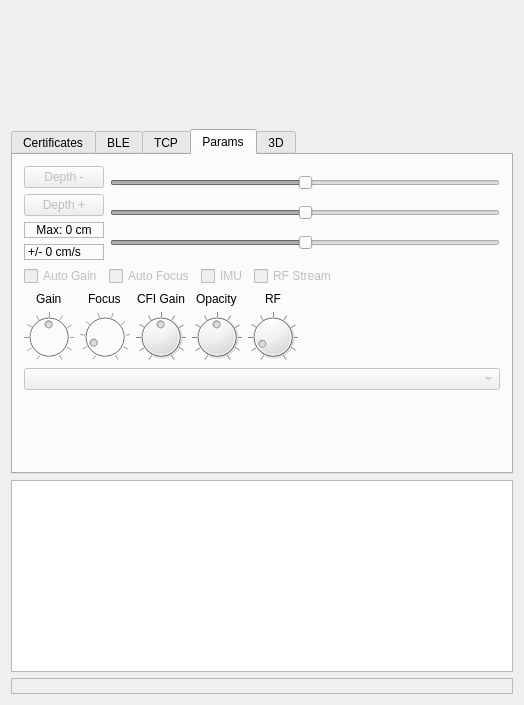
First picture: the form in examples/solum_qt/solumqt.ui, repository dev-threads/solum, before the edit.
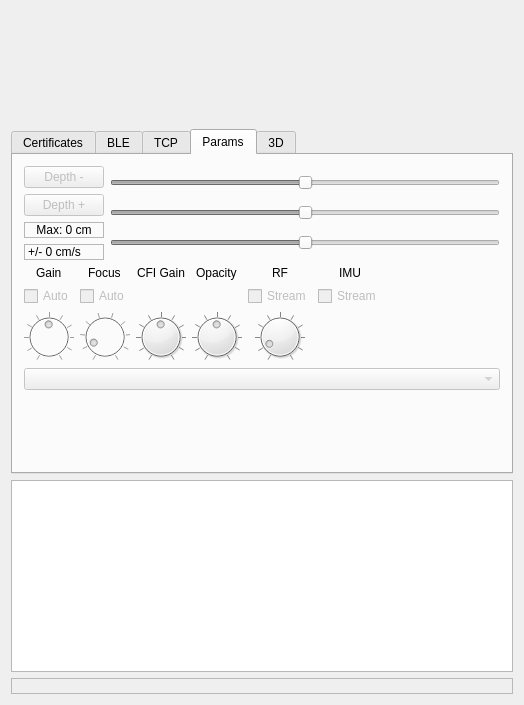
Second picture: the form after the edit. The open tabs and pages were chosen to show the change. Custom widgets are drawn as their Qt base class.

Commit message:
Qt: Params: move checkboxes inside the dial grid
Each of these boxes is related to something controlled by a dial…
except for the IMU toggle, but that can be its own column. Which also
explains why I put the checkboxes on line 1 rather than 2 – there would
be too much empty space in the IMU column otherwise.

Diff of the .ui file:
```diff
--- a/examples/solum_qt/solumqt.ui
+++ b/examples/solum_qt/solumqt.ui
@@ -659,63 +659,6 @@
           </item>
          </layout>
         </item>
-        <item>
-         <layout class="QHBoxLayout" name="horizontalLayout_2">
-          <item>
-           <widget class="QCheckBox" name="autogain">
-            <property name="enabled">
-             <bool>false</bool>
-            </property>
-            <property name="text">
-             <string>Auto Gain</string>
-            </property>
-           </widget>
-          </item>
-          <item>
-           <widget class="QCheckBox" name="autofocus">
-            <property name="enabled">
-             <bool>false</bool>
-            </property>
-            <property name="text">
-             <string>Auto Focus</string>
-            </property>
-           </widget>
-          </item>
-          <item>
-           <widget class="QCheckBox" name="imu">
-            <property name="enabled">
-             <bool>false</bool>
-            </property>
-            <property name="text">
-             <string>IMU</string>
-            </property>
-           </widget>
-          </item>
-          <item>
-           <widget class="QCheckBox" name="rfStream">
-            <property name="enabled">
-             <bool>false</bool>
-            </property>
-            <property name="text">
-             <string>RF Stream</string>
-            </property>
-           </widget>
-          </item>
-          <item>
-           <spacer name="horizontalSpacer_3">
-            <property name="orientation">
-             <enum>Qt::Horizontal</enum>
-            </property>
-            <property name="sizeHint" stdset="0">
-             <size>
-              <width>40</width>
-              <height>20</height>
-             </size>
-            </property>
-           </spacer>
-          </item>
-         </layout>
-        </item>
         <item>
          <layout class="QGridLayout" name="_dial_layout">
           <item row="0" column="1" alignment="Qt::AlignHCenter">
@@ -753,6 +696,53 @@
             </property>
            </widget>
           </item>
+          <item row="0" column="6" alignment="Qt::AlignHCenter">
+           <widget class="QLabel" name="imu_label">
+            <property name="text">
+             <string>IMU</string>
+            </property>
+           </widget>
+          </item>
+          <item row="1" column="1" alignment="Qt::AlignHCenter">
+           <widget class="QCheckBox" name="autogain">
+            <property name="enabled">
+             <bool>false</bool>
+            </property>
+            <property name="text">
+             <string>Auto</string>
+            </property>
+           </widget>
+          </item>
+          <item row="1" column="2" alignment="Qt::AlignHCenter">
+           <widget class="QCheckBox" name="autofocus">
+            <property name="enabled">
+             <bool>false</bool>
+            </property>
+            <property name="text">
+             <string>Auto</string>
+            </property>
+           </widget>
+          </item>
+          <item row="1" column="5" alignment="Qt::AlignHCenter">
+           <widget class="QCheckBox" name="rfStream">
+            <property name="enabled">
+             <bool>false</bool>
+            </property>
+            <property name="text">
+             <string>Stream</string>
+            </property>
+           </widget>
+          </item>
+          <item row="1" column="6" alignment="Qt::AlignHCenter">
+           <widget class="QCheckBox" name="imu">
+            <property name="enabled">
+             <bool>false</bool>
+            </property>
+            <property name="text">
+             <string>Stream</string>
+            </property>
+           </widget>
+          </item>
           <item row="2" column="1" alignment="Qt::AlignHCenter">
            <widget class="QDial" name="gain">
             <property name="enabled">
```
